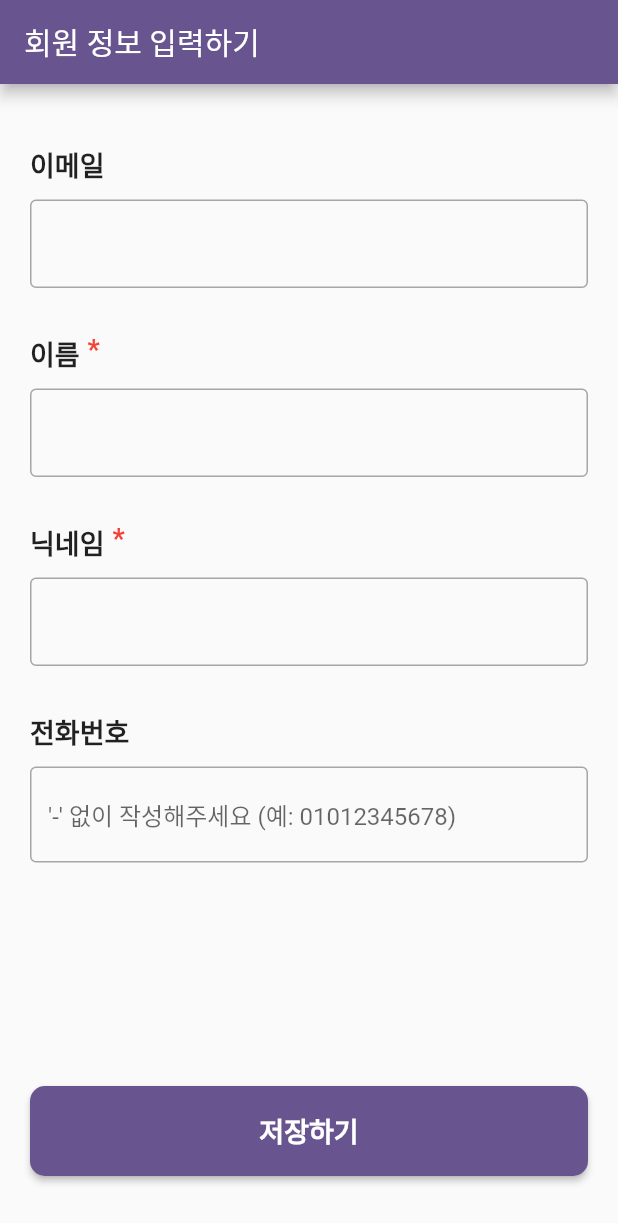
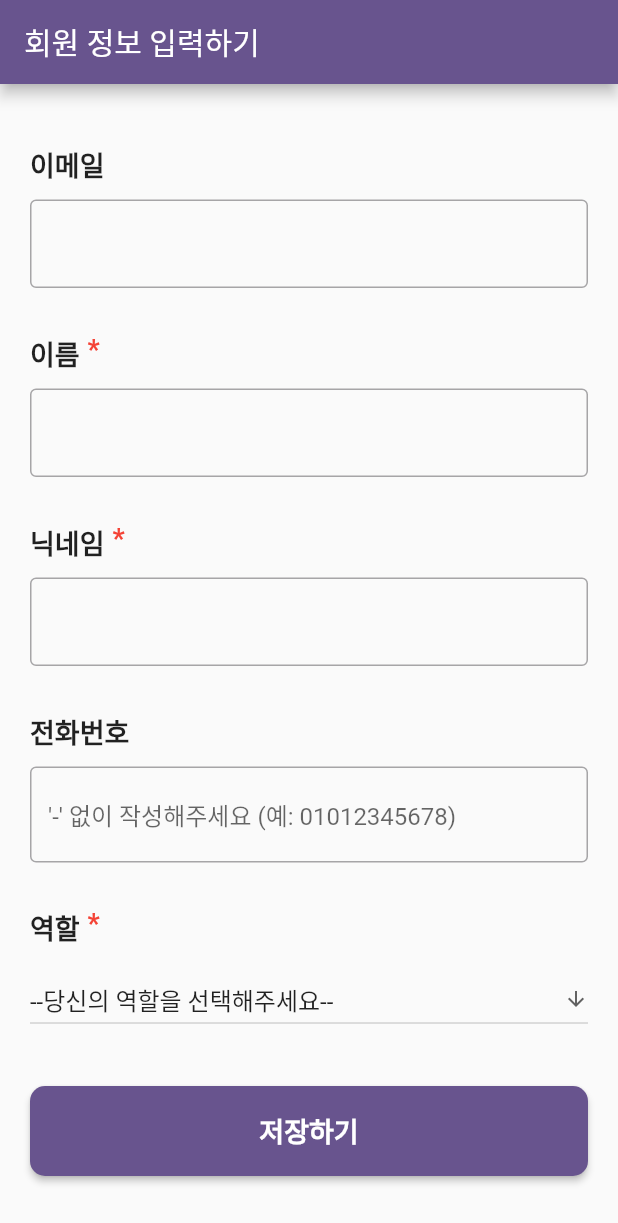
Before and after one commit to snackads/SnackAds, a Flutter app: the RegistrationView screen opened by its route, on a phone screen of 412 x 824 dp. Shown: the top 1223 px of the screen. Run offline on Flutter 3.47's test engine with Material 3 defaults, Android fonts, the phone set to English and light mode, and no system bars; our stand-ins replace cloud_firestore, firebase_auth, firebase_core, font_awesome_flutter, go_router, google_sign_in and 1 more; missing offline and left inert: flutter_naver_map; accounts and stored records are empty.

Commit message:
[Feat] 회원가입시 역할 선택하는 UI 구현

```diff
--- a/lib/controller/register_controller.dart
+++ b/lib/controller/register_controller.dart
@@ -18,4 +18,6 @@ class RegisterController extends ChangeNotifier {
   final TextEditingController nameController = TextEditingController();
   final TextEditingController nicknameController = TextEditingController();
   final TextEditingController phoneController = TextEditingController(text: "");
+  final TextEditingController roleController =
+      TextEditingController(text: "--당신의 역할을 선택해주세요--");
 }
--- a/lib/view/auth/registration_view.dart
+++ b/lib/view/auth/registration_view.dart
@@ -1,3 +1,5 @@
+import 'dart:developer';
+
 import 'package:flutter/material.dart';
 import 'package:go_router/go_router.dart';
 import 'package:provider/provider.dart';
@@ -25,7 +27,8 @@ class RegistrationView extends StatelessWidget {
         appBar: AppBar(
           title: const Text('회원 정보 입력하기'),
         ),
-        body: Padding(
+        body: SingleChildScrollView(
+          child: Padding(
             padding: const EdgeInsets.symmetric(
               horizontal: 20,
               vertical: 40,
@@ -152,13 +155,87 @@ class RegistrationView extends StatelessWidget {
                     registerController.phoneController.text = value;
                   },
                 ),
+
+                const SizedBox(height: 30),
+
+                // 전화번호
+                const Stack(
+                  children: [
+                    Padding(
+                      padding: EdgeInsets.only(bottom: 10),
+                      child: Text(
+                        "역할   ",
+                        style: TextStyle(
+                          fontSize: 18,
+                          fontWeight: FontWeight.bold,
+                        ),
+                      ),
+                    ),
+                    Positioned(
+                      right: 0,
+                      child: Text(
+                        "*", // 닉네임 텍스트와 공백 없이 붙이기 위해 앞에 공백을 추가
+                        style: TextStyle(
+                          fontSize: 18,
+                          fontWeight: FontWeight.bold,
+                          color: Colors.red, // 빨간색으로 표시
+                        ),
+                      ),
+                    ),
+                  ],
+                ),
+                // 드롭다운 형식으로 "점주", "사용자" 선택하게 해줘
+                DropdownButton<String>(
+                  value: registerController.roleController.text,
+                  icon: const Icon(Icons.arrow_downward),
+                  iconSize: 16,
+                  isExpanded: true,
+                  onChanged: (value) {
+                    if (value != null) {
+                      registerController.roleController.text = value;
+                    } else {
+                      log("value is null", name: "Role Selection");
+                    }
+                  },
+                  items: const [
+                    DropdownMenuItem(
+                      value: "--당신의 역할을 선택해주세요--",
+                      child: Text(
+                        "--당신의 역할을 선택해주세요--",
+                        style: TextStyle(
+                          fontSize: 16,
+                        ),
+                      ),
+                    ),
+                    DropdownMenuItem(
+                      value: "점주",
+                      child: Text(
+                        "점주",
+                        style: TextStyle(
+                          fontSize: 16,
+                        ),
+                      ),
+                    ),
+                    DropdownMenuItem(
+                      value: "사용자",
+                      child: Text(
+                        "사용자",
+                        style: TextStyle(
+                          fontSize: 16,
+                        ),
+                      ),
+                    ),
+                  ],
+                ),
               ],
             ),
           ),
+        ),
         bottomSheet: Padding(
-          padding: const EdgeInsets.symmetric(
-            horizontal: 20,
-            vertical: 40,
+          padding: const EdgeInsets.only(
+            left: 20,
+            right: 20,
+            bottom: 40,
           ),
           child: SizedBox(
             width: double.infinity,
```
Lines whose indentation alone changed are shown as unchanged.
